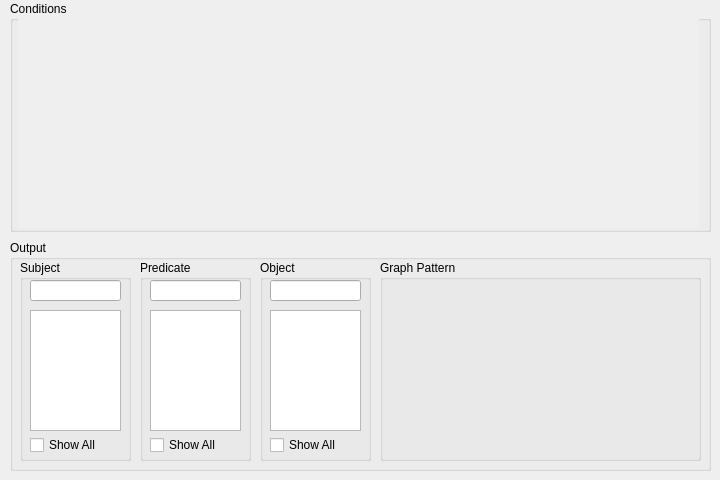
sarslanhan/vqb, file vqbschemaconstruct.ui: the form before one commit.
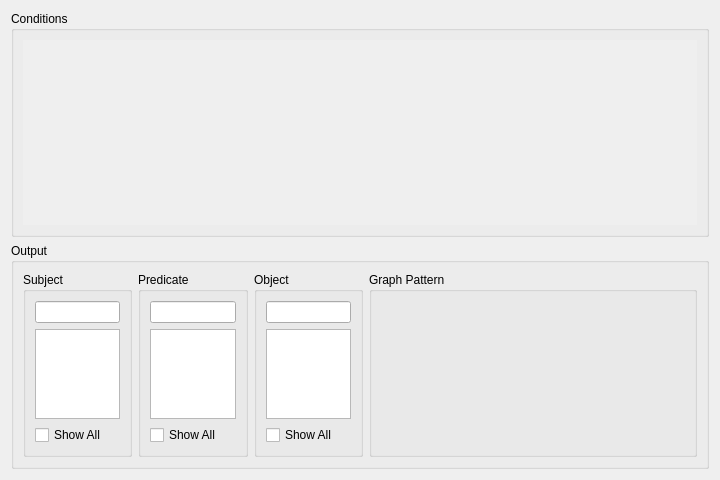
The form after the commit. Custom widgets are drawn as their Qt base class.

Commit message: Fixed dock widget size, added layouts for liquid layout behaviour. Fixes, cleanups.

```diff
--- a/vqbschemaconstruct.ui
+++ b/vqbschemaconstruct.ui
@@ -13,27 +13,21 @@
   <property name="windowTitle">
    <string>Form</string>
   </property>
+  <layout class="QVBoxLayout" name="verticalLayout_2">
+   <item>
   <widget class="QGroupBox" name="groupBoxConditions">
-   <property name="geometry">
-    <rect>
-     <x>10</x>
-     <y>1</y>
-     <width>701</width>
-     <height>231</height>
-    </rect>
+     <property name="sizePolicy">
+      <sizepolicy hsizetype="Preferred" vsizetype="Preferred">
+       <horstretch>0</horstretch>
+       <verstretch>1</verstretch>
+      </sizepolicy>
    </property>
    <property name="title">
     <string>Conditions</string>
    </property>
+     <layout class="QVBoxLayout" name="verticalLayout">
+      <item>
    <widget class="QScrollArea" name="scrollArea">
-    <property name="geometry">
-     <rect>
-      <x>8</x>
-      <y>16</y>
-      <width>681</width>
-      <height>211</height>
-     </rect>
-    </property>
     <property name="frameShape">
      <enum>QFrame::NoFrame</enum>
     </property>
@@ -45,108 +39,37 @@
       <rect>
        <x>0</x>
        <y>0</y>
-       <width>681</width>
-       <height>211</height>
-      </rect>
-     </property>
-    </widget>
-   </widget>
-  </widget>
+           <width>680</width>
+           <height>157</height>
+          </rect>
+         </property>
+         <zorder>groupBoxOutput</zorder>
+         <zorder>groupBoxOutput</zorder>
+        </widget>
+       </widget>
+      </item>
+     </layout>
+    </widget>
+   </item>
+   <item>
   <widget class="QGroupBox" name="groupBoxOutput">
-   <property name="geometry">
-    <rect>
-     <x>10</x>
-     <y>240</y>
-     <width>701</width>
-     <height>231</height>
-    </rect>
+     <property name="sizePolicy">
+      <sizepolicy hsizetype="Preferred" vsizetype="Preferred">
+       <horstretch>0</horstretch>
+       <verstretch>1</verstretch>
+      </sizepolicy>
    </property>
    <property name="title">
     <string>Output</string>
    </property>
-   <widget class="KEditListBox" name="listBoxConditions">
-    <property name="geometry">
-     <rect>
-      <x>370</x>
-      <y>20</y>
-      <width>321</width>
-      <height>201</height>
-     </rect>
-    </property>
-    <property name="font">
-     <font>
-      <pointsize>9</pointsize>
-     </font>
-    </property>
-    <property name="title">
-     <string>Graph Pattern</string>
-    </property>
-    <property name="flat">
-     <bool>false</bool>
-    </property>
-   </widget>
-   <widget class="QGroupBox" name="groupBoxObject">
-    <property name="geometry">
-     <rect>
-      <x>250</x>
-      <y>20</y>
-      <width>111</width>
-      <height>201</height>
-     </rect>
-    </property>
-    <property name="font">
-     <font>
-      <pointsize>9</pointsize>
-     </font>
-    </property>
-    <property name="title">
-     <string>Object</string>
-    </property>
-    <widget class="KListWidget" name="listObject">
-     <property name="geometry">
-      <rect>
-       <x>10</x>
-       <y>50</y>
-       <width>91</width>
-       <height>121</height>
-      </rect>
-     </property>
-    </widget>
-    <widget class="KLineEdit" name="lineEditFilterObject">
-     <property name="geometry">
-      <rect>
-       <x>10</x>
-       <y>20</y>
-       <width>91</width>
-       <height>21</height>
-      </rect>
-     </property>
-     <property name="clickMessage">
-      <string>&lt;Filter&gt;</string>
-     </property>
-    </widget>
-    <widget class="QCheckBox" name="cbShowAllObject">
-     <property name="geometry">
-      <rect>
-       <x>10</x>
-       <y>175</y>
-       <width>88</width>
-       <height>20</height>
-      </rect>
-     </property>
-     <property name="text">
-      <string>Show All</string>
-     </property>
-    </widget>
-   </widget>
+     <layout class="QHBoxLayout" name="horizontalLayout">
+      <item>
    <widget class="QGroupBox" name="groupBoxSubject">
-    <property name="geometry">
-     <rect>
-      <x>10</x>
-      <y>20</y>
-      <width>111</width>
-      <height>201</height>
-     </rect>
+        <property name="sizePolicy">
+         <sizepolicy hsizetype="Preferred" vsizetype="Preferred">
+          <horstretch>1</horstretch>
+          <verstretch>1</verstretch>
+         </sizepolicy>
     </property>
     <property name="font">
      <font>
@@ -156,51 +79,50 @@
     <property name="title">
      <string>Subject</string>
     </property>
-    <widget class="KListWidget" name="listSubject">
-     <property name="geometry">
-      <rect>
-       <x>10</x>
-       <y>50</y>
-       <width>91</width>
-       <height>121</height>
-      </rect>
-     </property>
-    </widget>
+        <property name="flat">
+         <bool>false</bool>
+        </property>
+        <property name="checkable">
+         <bool>false</bool>
+        </property>
+        <layout class="QVBoxLayout" name="verticalLayout_3">
+         <item>
     <widget class="KLineEdit" name="lineEditFilterSubject">
-     <property name="geometry">
-      <rect>
-       <x>10</x>
-       <y>20</y>
-       <width>91</width>
-       <height>21</height>
-      </rect>
+           <property name="statusTip">
+            <string>Filters Subjects</string>
      </property>
      <property name="clickMessage">
       <string>&lt;Filter&gt;</string>
      </property>
     </widget>
+         </item>
+         <item>
+          <widget class="KListWidget" name="listSubject">
+           <property name="statusTip">
+            <string>Subject List</string>
+           </property>
+          </widget>
+         </item>
+         <item>
     <widget class="QCheckBox" name="cbShowAllSubject">
-     <property name="geometry">
-      <rect>
-       <x>10</x>
-       <y>175</y>
-       <width>88</width>
-       <height>20</height>
-      </rect>
+           <property name="statusTip">
+            <string>Show All Subjects from System (with a limited number)</string>
      </property>
      <property name="text">
       <string>Show All</string>
      </property>
     </widget>
-   </widget>
+         </item>
+        </layout>
+       </widget>
+      </item>
+      <item>
    <widget class="QGroupBox" name="groupBoxPredicate">
-    <property name="geometry">
-     <rect>
-      <x>130</x>
-      <y>20</y>
-      <width>111</width>
-      <height>201</height>
-     </rect>
+        <property name="sizePolicy">
+         <sizepolicy hsizetype="Preferred" vsizetype="Preferred">
+          <horstretch>1</horstretch>
+          <verstretch>1</verstretch>
+         </sizepolicy>
     </property>
     <property name="font">
      <font>
@@ -210,44 +132,125 @@
     <property name="title">
      <string>Predicate</string>
     </property>
-    <widget class="KListWidget" name="listPredicate">
-     <property name="geometry">
-      <rect>
-       <x>10</x>
-       <y>50</y>
-       <width>91</width>
-       <height>121</height>
-      </rect>
-     </property>
-    </widget>
+        <layout class="QVBoxLayout" name="verticalLayout_4">
+         <item>
     <widget class="KLineEdit" name="lineEditFilterPredicate">
-     <property name="geometry">
-      <rect>
-       <x>10</x>
-       <y>20</y>
-       <width>91</width>
-       <height>21</height>
-      </rect>
+           <property name="statusTip">
+            <string>Filters Predicates</string>
      </property>
      <property name="clickMessage">
       <string>&lt;Filter&gt;</string>
      </property>
     </widget>
+         </item>
+         <item>
+          <widget class="KListWidget" name="listPredicate">
+           <property name="statusTip">
+            <string>Subject List</string>
+           </property>
+          </widget>
+         </item>
+         <item>
     <widget class="QCheckBox" name="cbShowAllPredicate">
-     <property name="geometry">
-      <rect>
-       <x>10</x>
-       <y>175</y>
-       <width>88</width>
-       <height>20</height>
-      </rect>
+           <property name="statusTip">
+            <string>Show All Predicates from System (with a limited number)</string>
      </property>
      <property name="text">
       <string>Show All</string>
      </property>
     </widget>
-   </widget>
-  </widget>
+         </item>
+        </layout>
+       </widget>
+      </item>
+      <item>
+       <widget class="QGroupBox" name="groupBoxObject">
+        <property name="sizePolicy">
+         <sizepolicy hsizetype="Preferred" vsizetype="Preferred">
+          <horstretch>1</horstretch>
+          <verstretch>1</verstretch>
+         </sizepolicy>
+        </property>
+        <property name="font">
+         <font>
+          <pointsize>9</pointsize>
+         </font>
+        </property>
+        <property name="title">
+         <string>Object</string>
+        </property>
+        <layout class="QVBoxLayout" name="verticalLayout_5">
+         <item>
+          <widget class="KLineEdit" name="lineEditFilterObject">
+           <property name="statusTip">
+            <string>Filter Objects</string>
+           </property>
+           <property name="clickMessage">
+            <string>&lt;Filter&gt;</string>
+           </property>
+          </widget>
+         </item>
+         <item>
+          <widget class="KListWidget" name="listObject">
+           <property name="sizePolicy">
+            <sizepolicy hsizetype="Expanding" vsizetype="Expanding">
+             <horstretch>1</horstretch>
+             <verstretch>0</verstretch>
+            </sizepolicy>
+           </property>
+           <property name="statusTip">
+            <string>Object List</string>
+           </property>
+          </widget>
+         </item>
+         <item>
+          <widget class="QCheckBox" name="cbShowAllObject">
+           <property name="statusTip">
+            <string>Show All Objects from System (with a limited number)</string>
+           </property>
+           <property name="text">
+            <string>Show All</string>
+           </property>
+          </widget>
+         </item>
+        </layout>
+        <zorder>listObject</zorder>
+        <zorder>lineEditFilterObject</zorder>
+        <zorder>cbShowAllObject</zorder>
+        <zorder>groupBoxPredicate</zorder>
+       </widget>
+      </item>
+      <item>
+       <widget class="KEditListBox" name="listBoxConditions">
+        <property name="sizePolicy">
+         <sizepolicy hsizetype="Preferred" vsizetype="Preferred">
+          <horstretch>3</horstretch>
+          <verstretch>1</verstretch>
+         </sizepolicy>
+        </property>
+        <property name="font">
+         <font>
+          <pointsize>9</pointsize>
+         </font>
+        </property>
+        <property name="toolTip">
+         <string>Output Triples</string>
+        </property>
+        <property name="statusTip">
+         <string>Output Triples</string>
+        </property>
+        <property name="title">
+         <string>Graph Pattern</string>
+        </property>
+        <property name="flat">
+         <bool>false</bool>
+        </property>
+       </widget>
+      </item>
+     </layout>
+    </widget>
+   </item>
+  </layout>
  </widget>
  <customwidgets>
   <customwidget>
```
Left out of the diff: 12 changed lines with no effect on the pictures. Lines whose indentation alone changed are shown as unchanged. The commit also changes 10 other files.
